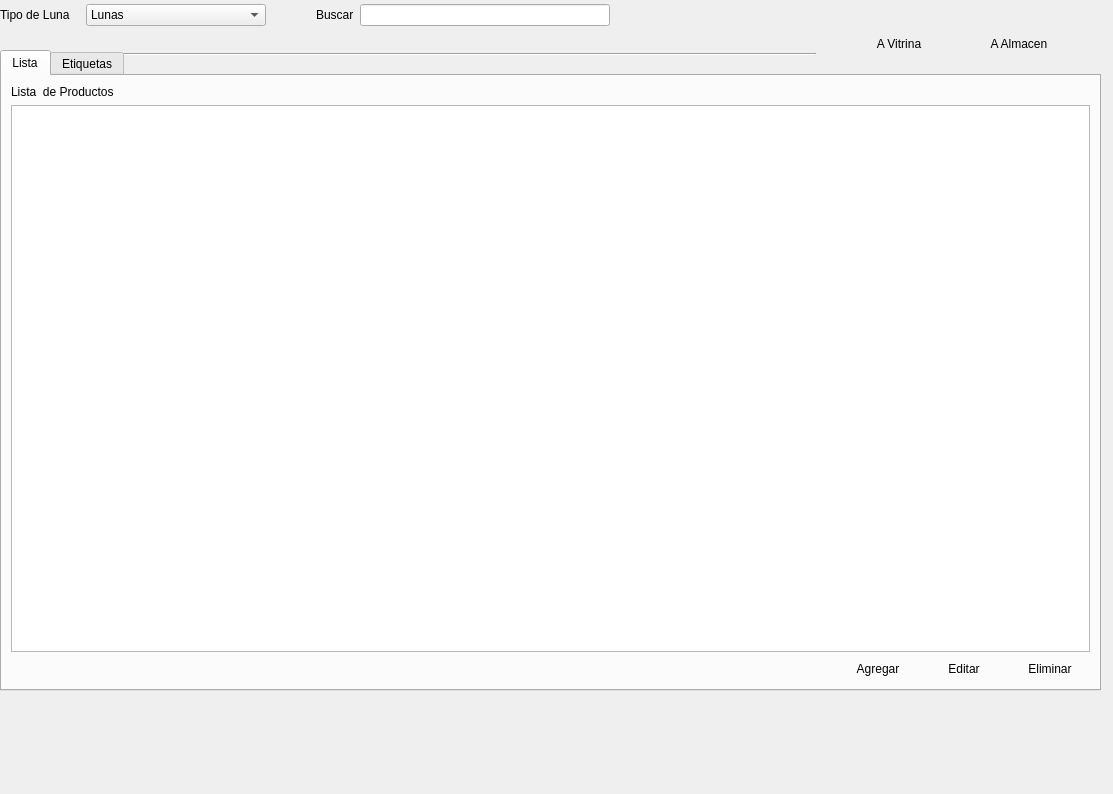
Qt form producto/ui_producto.ui (rodety/manager) before a commit.
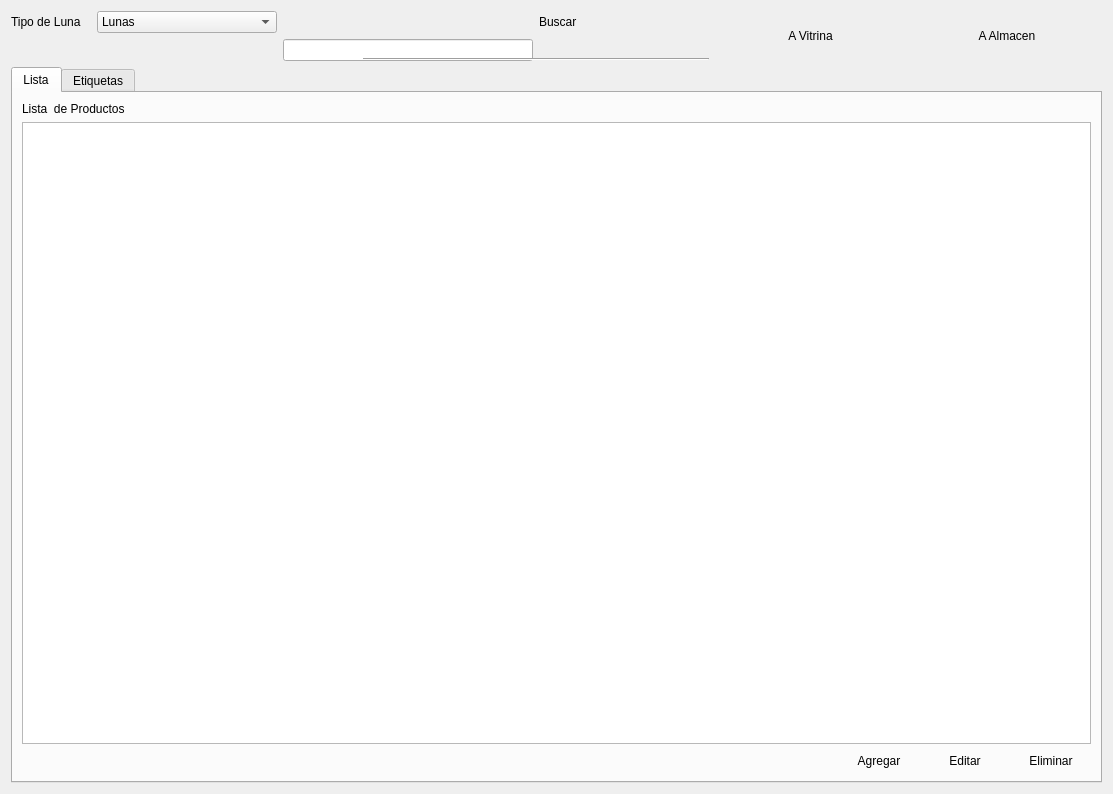
The same form after that commit. The open tabs and pages were chosen to show the change. Icons and pictures are not drawn.

Patch:
```diff
--- a/producto/ui_producto.ui
+++ b/producto/ui_producto.ui
@@ -13,28 +13,169 @@
   <property name="windowTitle">
    <string>Form</string>
   </property>
+  <layout class="QGridLayout" name="gridLayout">
+   <item row="0" column="0" rowspan="2" colspan="2">
+    <layout class="QGridLayout" name="gridLayout_15">
+     <item row="0" column="2">
+      <spacer name="horizontalSpacer_7">
+       <property name="orientation">
+        <enum>Qt::Horizontal</enum>
+       </property>
+       <property name="sizeHint" stdset="0">
+        <size>
+         <width>11</width>
+         <height>11</height>
+        </size>
+       </property>
+      </spacer>
+     </item>
+     <item row="0" column="4">
+      <spacer name="horizontalSpacer_8">
+       <property name="orientation">
+        <enum>Qt::Horizontal</enum>
+       </property>
+       <property name="sizeHint" stdset="0">
+        <size>
+         <width>40</width>
+         <height>20</height>
+        </size>
+       </property>
+      </spacer>
+     </item>
+     <item row="0" column="3">
+      <layout class="QGridLayout" name="gridLayout_16">
+       <item row="0" column="0">
+        <widget class="QLabel" name="label_4">
+         <property name="text">
+          <string>Buscar</string>
+         </property>
+        </widget>
+       </item>
+       <item row="0" column="2">
+        <widget class="QPushButton" name="pushButton_buscar">
+         <property name="sizePolicy">
+          <sizepolicy hsizetype="Minimum" vsizetype="Fixed">
+           <horstretch>0</horstretch>
+           <verstretch>0</verstretch>
+          </sizepolicy>
+         </property>
+         <property name="text">
+          <string/>
+         </property>
+         <property name="icon">
+          <iconset resource="../Icons/Icons.qrc">
+           <normaloff>:/Icons/1349716430_zoom.png</normaloff>:/Icons/1349716430_zoom.png</iconset>
+         </property>
+         <property name="flat">
+          <bool>true</bool>
+         </property>
+        </widget>
+       </item>
+       <item row="0" column="3">
+        <widget class="QPushButton" name="pushButton_busquedaAvanzada">
+         <property name="text">
+          <string/>
+         </property>
+         <property name="icon">
+          <iconset resource="../Icons/Icons.qrc">
+           <normaloff>:/Icons/1349716435_cog.png</normaloff>:/Icons/1349716435_cog.png</iconset>
+         </property>
+         <property name="flat">
+          <bool>true</bool>
+         </property>
+        </widget>
+       </item>
+      </layout>
+     </item>
+     <item row="0" column="1">
+      <widget class="QComboBox" name="comboBox_tipoProducto">
+       <property name="minimumSize">
+        <size>
+         <width>180</width>
+         <height>0</height>
+        </size>
+       </property>
+       <item>
+        <property name="text">
+         <string>Lunas</string>
+        </property>
+       </item>
+       <item>
+        <property name="text">
+         <string>Monturas</string>
+        </property>
+       </item>
+       <item>
+        <property name="text">
+         <string>Lentes de Contacto</string>
+        </property>
+       </item>
+       <item>
+        <property name="text">
+         <string>Otros</string>
+        </property>
+       </item>
+       <item>
+        <property name="text">
+         <string>Trabajos Extras</string>
+        </property>
+       </item>
+      </widget>
+     </item>
+     <item row="0" column="0">
+      <widget class="QLabel" name="label_5">
+       <property name="text">
+        <string>Tipo de Luna   </string>
+       </property>
+      </widget>
+     </item>
+     <item row="1" column="2">
+      <widget class="QLineEdit" name="lineEdit_buscar">
+       <property name="minimumSize">
+        <size>
+         <width>250</width>
+         <height>0</height>
+        </size>
+       </property>
+       <property name="maximumSize">
+        <size>
+         <width>250</width>
+         <height>16777215</height>
+        </size>
+       </property>
+      </widget>
+     </item>
+    </layout>
+   </item>
+   <item row="0" column="2" rowspan="2">
+    <widget class="QPushButton" name="btnToVitrina">
+     <property name="text">
+      <string>A Vitrina</string>
+     </property>
+     <property name="flat">
+      <bool>true</bool>
+     </property>
+    </widget>
+   </item>
+   <item row="0" column="3" rowspan="2">
+    <widget class="QPushButton" name="btnToAlmacen">
+     <property name="text">
+      <string>A Almacen</string>
+     </property>
+     <property name="flat">
+      <bool>true</bool>
+     </property>
+    </widget>
+   </item>
+   <item row="1" column="1">
   <widget class="Line" name="line_2">
-   <property name="geometry">
-    <rect>
-     <x>9</x>
-     <y>46</y>
-     <width>807</width>
-     <height>16</height>
-    </rect>
-   </property>
    <property name="orientation">
     <enum>Qt::Horizontal</enum>
    </property>
   </widget>
+   </item>
+   <item row="2" column="0" colspan="4">
   <widget class="QTabWidget" name="tabWidget">
-   <property name="geometry">
-    <rect>
-     <x>0</x>
-     <y>50</y>
-     <width>1101</width>
-     <height>641</height>
-    </rect>
-   </property>
    <property name="currentIndex">
     <number>1</number>
    </property>
@@ -360,179 +501,8 @@
     </widget>
    </widget>
   </widget>
-  <widget class="QWidget" name="layoutWidget">
-   <property name="geometry">
-    <rect>
-     <x>0</x>
-     <y>0</y>
-     <width>745</width>
-     <height>31</height>
-    </rect>
-   </property>
-   <layout class="QGridLayout" name="gridLayout_15">
-    <item row="0" column="4">
-     <spacer name="horizontalSpacer_8">
-      <property name="orientation">
-       <enum>Qt::Horizontal</enum>
-      </property>
-      <property name="sizeHint" stdset="0">
-       <size>
-        <width>40</width>
-        <height>20</height>
-       </size>
-      </property>
-     </spacer>
-    </item>
-    <item row="0" column="2">
-     <spacer name="horizontalSpacer_7">
-      <property name="orientation">
-       <enum>Qt::Horizontal</enum>
-      </property>
-      <property name="sizeHint" stdset="0">
-       <size>
-        <width>11</width>
-        <height>11</height>
-       </size>
-      </property>
-     </spacer>
-    </item>
-    <item row="0" column="1">
-     <widget class="QComboBox" name="comboBox_tipoProducto">
-      <property name="minimumSize">
-       <size>
-        <width>180</width>
-        <height>0</height>
-       </size>
-      </property>
-      <item>
-       <property name="text">
-        <string>Lunas</string>
-       </property>
-      </item>
-      <item>
-       <property name="text">
-        <string>Monturas</string>
-       </property>
-      </item>
-      <item>
-       <property name="text">
-        <string>Lentes de Contacto</string>
-       </property>
-      </item>
-      <item>
-       <property name="text">
-        <string>Otros</string>
-       </property>
-      </item>
-      <item>
-       <property name="text">
-        <string>Trabajos Extras</string>
-       </property>
-      </item>
-     </widget>
-    </item>
-    <item row="0" column="0">
-     <widget class="QLabel" name="label_5">
-      <property name="text">
-       <string>Tipo de Luna   </string>
-      </property>
-     </widget>
-    </item>
-    <item row="0" column="3">
-     <layout class="QGridLayout" name="gridLayout_16">
-      <item row="0" column="0">
-       <widget class="QLabel" name="label_4">
-        <property name="text">
-         <string>Buscar</string>
-        </property>
-       </widget>
-      </item>
-      <item row="0" column="1">
-       <widget class="QLineEdit" name="lineEdit_buscar">
-        <property name="minimumSize">
-         <size>
-          <width>250</width>
-          <height>0</height>
-         </size>
-        </property>
-        <property name="maximumSize">
-         <size>
-          <width>250</width>
-          <height>16777215</height>
-         </size>
-        </property>
-       </widget>
-      </item>
-      <item row="0" column="2">
-       <widget class="QPushButton" name="pushButton_buscar">
-        <property name="sizePolicy">
-         <sizepolicy hsizetype="Minimum" vsizetype="Fixed">
-          <horstretch>0</horstretch>
-          <verstretch>0</verstretch>
-         </sizepolicy>
-        </property>
-        <property name="text">
-         <string/>
-        </property>
-        <property name="icon">
-         <iconset resource="../Icons/Icons.qrc">
-          <normaloff>:/Icons/1349716430_zoom.png</normaloff>:/Icons/1349716430_zoom.png</iconset>
-        </property>
-        <property name="flat">
-         <bool>true</bool>
-        </property>
-       </widget>
-      </item>
-      <item row="0" column="3">
-       <widget class="QPushButton" name="pushButton_busquedaAvanzada">
-        <property name="text">
-         <string/>
-        </property>
-        <property name="icon">
-         <iconset resource="../Icons/Icons.qrc">
-          <normaloff>:/Icons/1349716435_cog.png</normaloff>:/Icons/1349716435_cog.png</iconset>
-        </property>
-        <property name="flat">
-         <bool>true</bool>
-        </property>
-       </widget>
-      </item>
-     </layout>
-    </item>
-   </layout>
-  </widget>
-  <widget class="QPushButton" name="btnToVitrina">
-   <property name="geometry">
-    <rect>
-     <x>850</x>
-     <y>30</y>
-     <width>98</width>
-     <height>27</height>
-    </rect>
-   </property>
-   <property name="text">
-    <string>A Vitrina</string>
-   </property>
-   <property name="flat">
-    <bool>true</bool>
-   </property>
-  </widget>
-  <widget class="QPushButton" name="btnToAlmacen">
-   <property name="geometry">
-    <rect>
-     <x>970</x>
-     <y>30</y>
-     <width>98</width>
-     <height>27</height>
-    </rect>
-   </property>
-   <property name="text">
-    <string>A Almacen</string>
-   </property>
-   <property name="flat">
-    <bool>true</bool>
-   </property>
-  </widget>
+   </item>
+  </layout>
  </widget>
  <tabstops>
   <tabstop>lineEdit_buscar</tabstop>
```
Left out of the diff: 3 changed lines with no effect on the pictures. Lines whose indentation alone changed are shown as unchanged.
